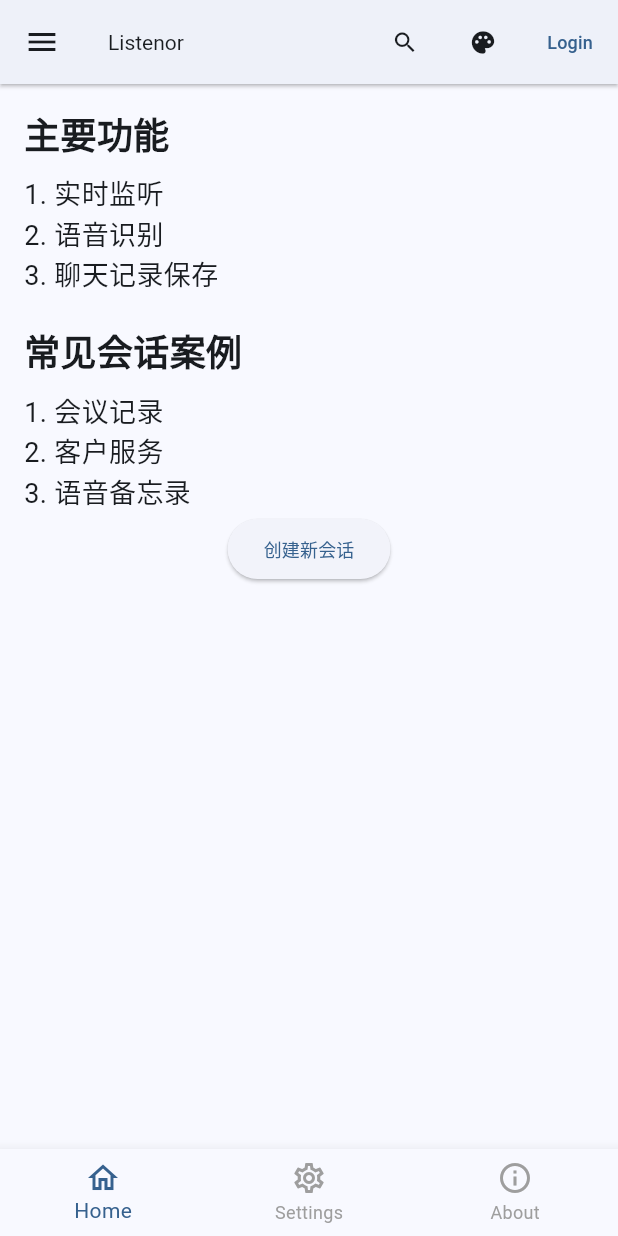
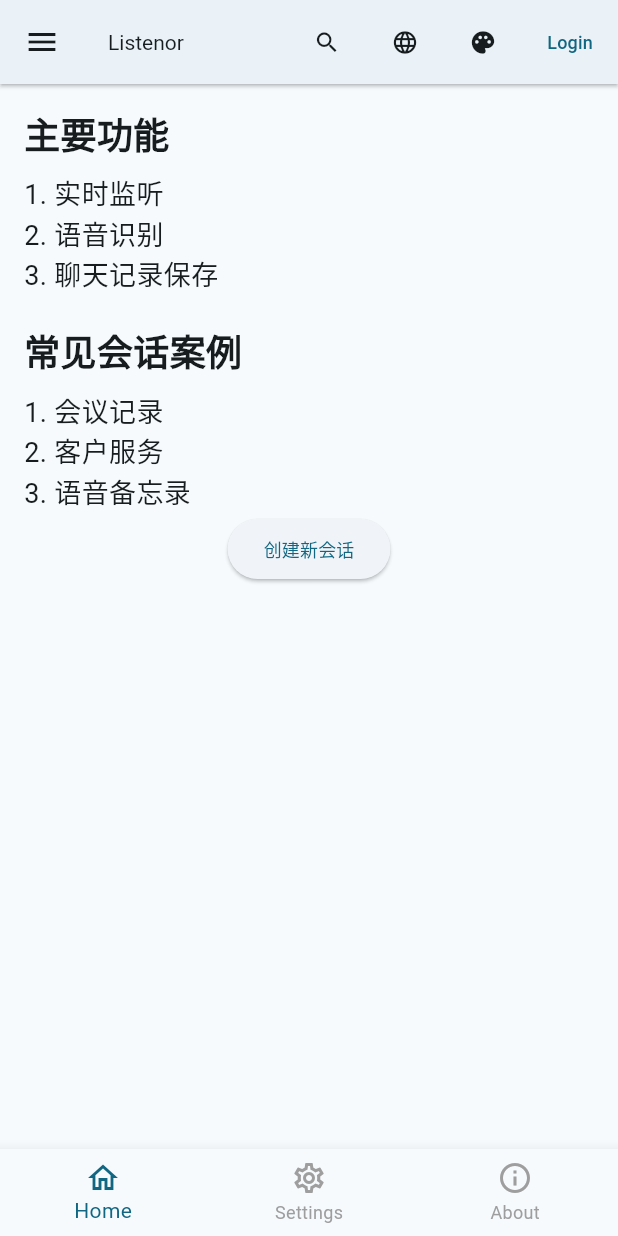
Before and after one commit to dereking/flutter_template, a Flutter app: the screen it shows after launch, on a phone screen of 412 x 824 dp. Run offline on Flutter 3.47's test engine with Material 3 defaults, Android fonts, the phone set to English and light mode, and no system bars; our stand-ins replace font_awesome_flutter, logger, shared_preferences; missing offline and left inert: country_flags; Roboto replaces fonts that are missing (Noto Sans SC).

Commit message:
feat(i18n): 添加多语言支持和登录相关翻译
refactor(ui): 重构左侧菜单栏和顶部应用栏组件
style: 格式化代码并修复缩进问题
chore: 更新依赖项和添加开发文档

```diff
--- a/i18n.yaml
+++ b/i18n.yaml
@@ -1,3 +1,4 @@
 arb-dir: lib/l10n
 template-arb-file: app_en.arb
+
 output-localization-file: app_localizations.dart
--- a/lib/components/header_user_panel.dart
+++ b/lib/components/header_user_panel.dart
@@ -1,4 +1,5 @@
 import 'package:flutter/material.dart';
+import 'package:flutter_template/l10n/app_localizations.dart';
 import '../providers/app_info_provider.dart';
 import 'package:provider/provider.dart';
 
@@ -16,7 +17,7 @@ class _HeaderUserPanelState extends State<HeaderUserPanel> {
     if (provider.loggedInUser == null) {
       return TextButton(
         onPressed: login,
-        child: const Text('Login'),
+        child: Text(AppLocalizations.of(context)!.login),
       );
     }
     return Tooltip(
@@ -24,10 +25,7 @@ class _HeaderUserPanelState extends State<HeaderUserPanel> {
       child: InkWell(
         onTap: () {},
         child: Row(
-          children: [
-            _buildAvatar(),
-            Text(provider.loggedInUser!.name),
-          ],
+          children: [_buildAvatar(), Text(provider.loggedInUser!.name)],
         ),
       ),
     );
--- /dev/null
+++ b/lib/components/language_button.dart
@@ -0,0 +1,58 @@
+import 'package:country_flags/country_flags.dart';
+import 'package:flutter/material.dart';
+import 'package:flutter_template/components/mini_icon_button.dart';
+import 'package:provider/provider.dart';
+
+import '../l10n/app_localizations.dart';
+import '../providers/settings_provider.dart';
+
+class LanguageButton extends StatefulWidget {
+  const LanguageButton({super.key});
+
+  @override
+  State<LanguageButton> createState() => _LanguageButtonState();
+}
+
+class _LanguageButtonState extends State<LanguageButton> {
+  final MenuController _menuController = MenuController();
+  @override
+  Widget build(BuildContext context) {
+    final settingsProvider = Provider.of<SettingsProvider>(context);
+    return MenuAnchor(
+      controller: _menuController,
+      menuChildren: getLanguageMenuItems(),
+      child: MiniIconButton(
+        icon: Icon(Icons.language),
+        pressCheckAnimation: false,
+        onPressed: () {
+          _menuController.open();
+        },
+      ),
+    );
+  }
+
+  List<Widget> getLanguageMenuItems() {
+    final settingsProvider = Provider.of<SettingsProvider>(context);
+
+    return AppLocalizations.supportedLocales.map((e) {
+      return MenuItemButton(
+        key: Key(e.languageCode),
+        child: Row(
+          children: [
+            settingsProvider.settings["languageCode"] == e.languageCode
+                ? Icon(Icons.check, size: 16)
+                : Icon(Icons.check_outlined, size: 16),
+            SizedBox(width: 8),
+            CountryFlag.fromLanguageCode(e.languageCode, width: 16, height: 16),
+
+            SizedBox(width: 8),
+            Text(e.languageCode),
+          ],
+        ),
+        onPressed: () {
+          settingsProvider.set("languageCode", e.languageCode);
+        },
+      );
+    }).toList();
+  }
+}
--- a/lib/components/left_menu_bar/left_menu_item.dart
+++ b/lib/components/left_menu_bar/left_menu_item.dart
@@ -1,15 +1,16 @@
-
 import 'package:flutter/material.dart';
 
 class LeftMenuItem {
   final IconData icon;
   final String title;
+  final String? tooltip;
   final bool active;
   final VoidCallback onPressed;
 
   LeftMenuItem({
     required this.icon,
     required this.title,
+    this.tooltip,
     this.active = false,
     required this.onPressed,
   });
--- a/lib/components/theme_setting_button.dart
+++ b/lib/components/theme_setting_button.dart
@@ -7,8 +7,11 @@ class ThemeSettingButton extends StatelessWidget {
   final Function(Color)? onThemeColorChange;
 
   final Function(ThemeMode)? onThemeModeChange;
-  const ThemeSettingButton(
-      {super.key, this.onThemeModeChange, this.onThemeColorChange});
+  const ThemeSettingButton({
+    super.key,
+    this.onThemeModeChange,
+    this.onThemeColorChange,
+  });
 
   @override
   Widget build(BuildContext context) {
@@ -18,32 +21,44 @@ class ThemeSettingButton extends StatelessWidget {
       menuChildren: [
         CheckboxMenuButton(
           closeOnActivate: false,
-          value: Provider.of<ThemeProvider>(context).themeMode == ThemeMode.system,
+          value:
+              Provider.of<ThemeProvider>(context).themeMode == ThemeMode.system,
           onChanged: (bool? value) {
             ThemeMode newMode = value ?? false
                 ? ThemeMode.system
                 : (isDark ? ThemeMode.dark : ThemeMode.light);
-            Provider.of<ThemeProvider>(context, listen: false)
-                .setThemeMode(newMode);
+            Provider.of<ThemeProvider>(
+              context,
+              listen: false,
+            ).setThemeMode(newMode);
             if (onThemeModeChange != null) onThemeModeChange!(newMode);
           },
-          child: Row(children: [
+          child: Row(
+            children: [
               const Text('深色模式跟随系统'),
               // if (Provider.of<ThemeProvider>(context).themeMode != ThemeMode.system)
               Switch(
                 value: isDark,
-                thumbIcon: WidgetStateProperty.all(isDark
+                thumbIcon: WidgetStateProperty.all(
+                  isDark
                       ? const Icon(Icons.dark_mode)
-                    : const Icon(Icons.light_mode_outlined)),
+                      : const Icon(Icons.light_mode_outlined),
+                ),
                 onChanged: (bool value) {
-                  Provider.of<ThemeProvider>(context, listen: false)
-                      .setThemeMode(value ? ThemeMode.dark : ThemeMode.light);
+                  print("ThemeSettingButton onChanged: $value");
+                  Provider.of<ThemeProvider>(
+                    context,
+                    listen: false,
+                  ).setThemeMode(value ? ThemeMode.dark : ThemeMode.light);
                   if (onThemeModeChange != null) {
                     onThemeModeChange!(
-                        value ? ThemeMode.dark : ThemeMode.light);
+                      value ? ThemeMode.dark : ThemeMode.light,
+                    );
                   }
-                }),
-          ]),
+                },
+              ),
+            ],
+          ),
         ),
 
         const PopupMenuDivider(),
@@ -56,8 +71,10 @@ class ThemeSettingButton extends StatelessWidget {
               children: [const Icon(Icons.color_lens_outlined), Text(key)],
             ),
             onPressed: () {
-              Provider.of<ThemeProvider>(context, listen: false)
-                  .setThemeSeedColor(key);
+              Provider.of<ThemeProvider>(
+                context,
+                listen: false,
+              ).setThemeSeedColor(key);
               if (onThemeColorChange != null) {
                 onThemeColorChange!(themeColorMap[key]!);
               }
--- a/lib/components/top_app_bar.dart
+++ b/lib/components/top_app_bar.dart
@@ -2,6 +2,7 @@ import 'package:flutter/material.dart';
 import 'package:flutter_template/components/mini_icon_button.dart';
 import 'package:flutter_template/components/theme_setting_button.dart';
 import '../components/header_user_panel.dart';
+import 'language_button.dart';
 
 class TopAppBar extends StatefulWidget {
   final String title;
@@ -92,6 +93,7 @@ class _TopAppBarState extends State<TopAppBar> {
                 });
               },
             ),
+          LanguageButton(),
           ThemeSettingButton(),
           const HeaderUserPanel(),
         ],
--- a/lib/l10n/app_en.arb
+++ b/lib/l10n/app_en.arb
@@ -17,6 +17,12 @@
   "save": "Save",
   "cancel": "Cancel",
   "loading": "Loading...",
+  "login": "Login",
+  "logout": "Logout",
+  "register": "Register",
+  "email": "Email",
+  "password": "Password",
+  "confirmPassword": "Confirm Password",
   "error": "Error",
   "noData": "No data available",
   "retry": "Retry",
--- a/lib/l10n/app_localizations.dart
+++ b/lib/l10n/app_localizations.dart
@@ -197,6 +197,42 @@ abstract class AppLocalizations {
   /// **'Loading...'**
   String get loading;
 
+  /// No description provided for @login.
+  ///
+  /// In en, this message translates to:
+  /// **'Login'**
+  String get login;
+
+  /// No description provided for @logout.
+  ///
+  /// In en, this message translates to:
+  /// **'Logout'**
+  String get logout;
+
+  /// No description provided for @register.
+  ///
+  /// In en, this message translates to:
+  /// **'Register'**
+  String get register;
+
+  /// No description provided for @email.
+  ///
+  /// In en, this message translates to:
+  /// **'Email'**
+  String get email;
+
+  /// No description provided for @password.
+  ///
+  /// In en, this message translates to:
+  /// **'Password'**
+  String get password;
+
+  /// No description provided for @confirmPassword.
+  ///
+  /// In en, this message translates to:
+  /// **'Confirm Password'**
+  String get confirmPassword;
+
   /// No description provided for @error.
   ///
   /// In en, this message translates to:
--- a/lib/l10n/app_zh.arb
+++ b/lib/l10n/app_zh.arb
@@ -17,6 +17,12 @@
   "save": "保存",
   "cancel": "取消",
   "loading": "加载中...",
+  "login": "登录",
+  "logout": "退出",
+  "register": "注册",
+  "email": "邮箱",
+  "password": "密码",
+  "confirmPassword": "确认密码",
   "error": "错误",
   "noData": "没有可用数据",
   "retry": "重试",
--- a/lib/layouts/mobile_screen_layout.dart
+++ b/lib/layouts/mobile_screen_layout.dart
@@ -1,7 +1,6 @@
 import 'package:flutter/material.dart';
 import '../pages/default_page.dart';
 import '../components/top_app_bar.dart';
-import '../components/left_menu_bar/left_menu_bar.dart';
 import '../providers/app_info_provider.dart';
 import '../components/left_menu_bar/left_menu_item.dart';
 import 'package:provider/provider.dart';
@@ -62,6 +61,7 @@ class _MobileScreenLayoutState extends State<MobileScreenLayout> {
           return BottomNavigationBarItem(
             icon: Icon(item.icon),
             label: item.title,
+            tooltip: item.tooltip ?? item.title,
           );
         }).toList(), // 动态生成底部导航栏项
         //  const [
--- a/lib/main.dart
+++ b/lib/main.dart
@@ -2,8 +2,8 @@ import 'dart:async';
 
 import 'package:flutter/material.dart';
 import 'package:flutter_localizations/flutter_localizations.dart';
-import 'package:flutter_template/pages/default_page.dart';
-import 'package:flutter_template/providers/theme_provider.dart';
+import '../pages/default_page.dart';
+import '../providers/theme_provider.dart';
 import '../pages/login_page.dart';
 import '../providers/settings_provider.dart';
 import './components/left_menu_bar/left_menu_item.dart';
@@ -47,9 +47,13 @@ class MyApp extends StatefulWidget {
 }
 
 class _MyAppState extends State<MyApp> {
+  bool _isInitialized = false;
+  bool _isLoading = false;
+
   @override
   void initState() {
     super.initState();
+    _initializeApp();
   }
 
   Future<bool> _initializeApp() async {
@@ -57,17 +61,13 @@ class _MyAppState extends State<MyApp> {
 
     // 初始化应用信息
     await AppInfoProvider.instance.load();
+    await ThemeProvider.instance.load();
 
     debugPrint("AppInfoProvider.load done");
 
-    //延迟弹出，等主界面显示后。
-    Future.delayed(const Duration(milliseconds: 500), () {
-      // RuiApp.rootScaffoldMessengerKey.currentState?.showSnackBar(
-      //   const SnackBar(
-      //     content: Text('应用初始化成功'),
-      //     duration: Duration(seconds: 2),
-      //   ),
-      // );
+    setState(() {
+      _isInitialized = true;
+      _isLoading = false;
     });
 
     return true;
@@ -75,70 +75,58 @@ class _MyAppState extends State<MyApp> {
 
   @override
   Widget build(BuildContext context) {
-    final themeModel = Provider.of<ThemeProvider>(context);
+    // final themeModel = Provider.of<ThemeProvider>(context);
+    final settingsProvider = Provider.of<SettingsProvider>(context);
+    return Consumer<ThemeProvider>(
+      builder: (context, themeProvider, child) {
         return MaterialApp(
           debugShowCheckedModeBanner: false,
-      localizationsDelegates: const [
-        GlobalMaterialLocalizations.delegate,
-        GlobalWidgetsLocalizations.delegate,
-        GlobalCupertinoLocalizations.delegate,
-      ],
-      supportedLocales: const [
-        Locale('en'), // English
-        Locale('zh'), // Chinese
-      ],
+
+          // 设置本地化代理
+          localizationsDelegates: AppLocalizations.localizationsDelegates,
+          // 设置支持的语言列表
+          supportedLocales: AppLocalizations.supportedLocales,
+
+          locale: Locale(settingsProvider.settings["languageCode"]),
           title: AppLocalizations.of(context)?.appTitle ?? 'Listenor',
-      theme: getThemeData(themeModel.themeMode, themeModel.themeSeedColor),
-      // theme: ThemeData(
-      //   colorScheme: ColorScheme.fromSeed(seedColor: Colors.deepPurple),
-      //   bottomNavigationBarTheme: const BottomNavigationBarThemeData(
-      //     selectedItemColor: Colors.deepPurple,
-      //     unselectedItemColor: Colors.grey,
-      //   ),
-      // ),
-      darkTheme: ThemeData.dark().copyWith(
-        bottomNavigationBarTheme: const BottomNavigationBarThemeData(
-          selectedItemColor: Colors.lightBlue,
-          unselectedItemColor: Colors.white54,
+          theme: getThemeData(
+            themeProvider.themeMode,
+            themeProvider.themeSeedColor,
           ),
-      ),
-      home: FutureBuilder<bool>(
-        future: _initializeApp(),
-        builder: (context, snapshot) {
-          if (snapshot.connectionState == ConnectionState.waiting) {
-            return const Scaffold(
-              body: Center(child: CircularProgressIndicator()),
-            );
-          } else if (snapshot.hasError || (snapshot.data ?? false) == false) {
-            return const Scaffold(body: Center(child: Text('应用初始化失败')));
-          } else {
-            return LayoutBuilder(
+          home: _isLoading
+              ? const Scaffold(body: Center(child: CircularProgressIndicator()))
+              : LayoutBuilder(
                   builder: (context, constraints) {
                     if (constraints.maxWidth > 800) {
                       return WideScreenLayout(
-                    title: AppLocalizations.of(context)?.appTitle ?? 'Listenor',
+                        title:
+                            AppLocalizations.of(context)?.appTitle ??
+                            'Listenor',
                         pages: _pages,
                         menuItems: getLeftMenuItems(context),
                         drawer: _drawer,
                       );
                     } else {
                       return MobileScreenLayout(
-                    title: AppLocalizations.of(context)?.appTitle ?? 'Listenor',
+                        title:
+                            AppLocalizations.of(context)?.appTitle ??
+                            'Listenor',
                         pages: _pages,
                         drawer: _drawer,
                         menuItems: getLeftMenuItems(context),
                       );
                     }
                   },
+                ),
         );
-          }
       },
-      ),
     );
   }
 
   Widget get _drawer {
-    return LeftDrawer(title: 'Test', child: Text("data"),
+    return LeftDrawer(
+      title: 'Test',
+      child: Text("data"),
       header: Text(
         'Drawer Header',
         style: TextStyle(color: Colors.white, fontSize: 24),
--- a/pubspec.yaml
+++ b/pubspec.yaml
@@ -50,6 +50,7 @@ dependencies:
   http: ^1.4.0
   flutter_launcher_icons: ^0.14.4
   font_awesome_flutter: ^10.9.0
+  country_flags: ^3.3.0
 
 dev_dependencies:
   flutter_test:
```
Also changed, not shown: lib/components/left_menu_bar/left_menu_bar.dart (+3 -7 lines), lib/components/login_status_panel.dart (+39 -40 lines), lib/l10n/app_localizations_en.dart (+18 -0 lines), lib/l10n/app_localizations_zh.dart (+18 -0 lines), lib/providers/settings_provider.dart (+24 -24 lines), lib/providers/theme_provider.dart (+11 -0 lines), pubspec.lock, 3 other files. Lines whose indentation alone changed are shown as unchanged.
